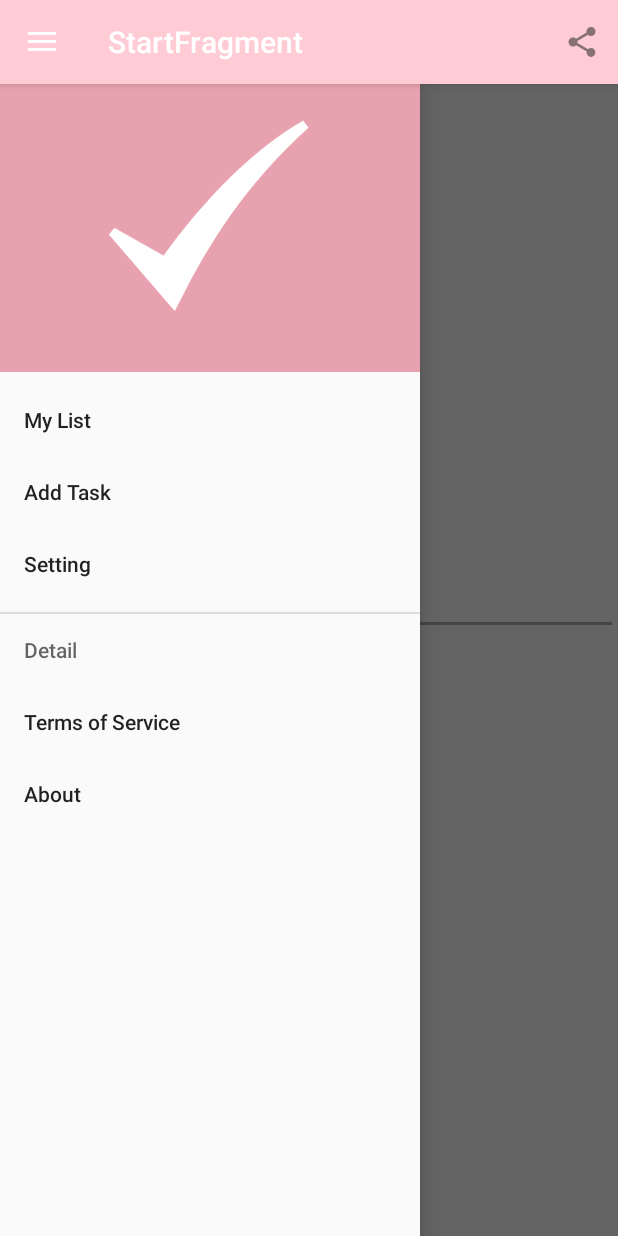
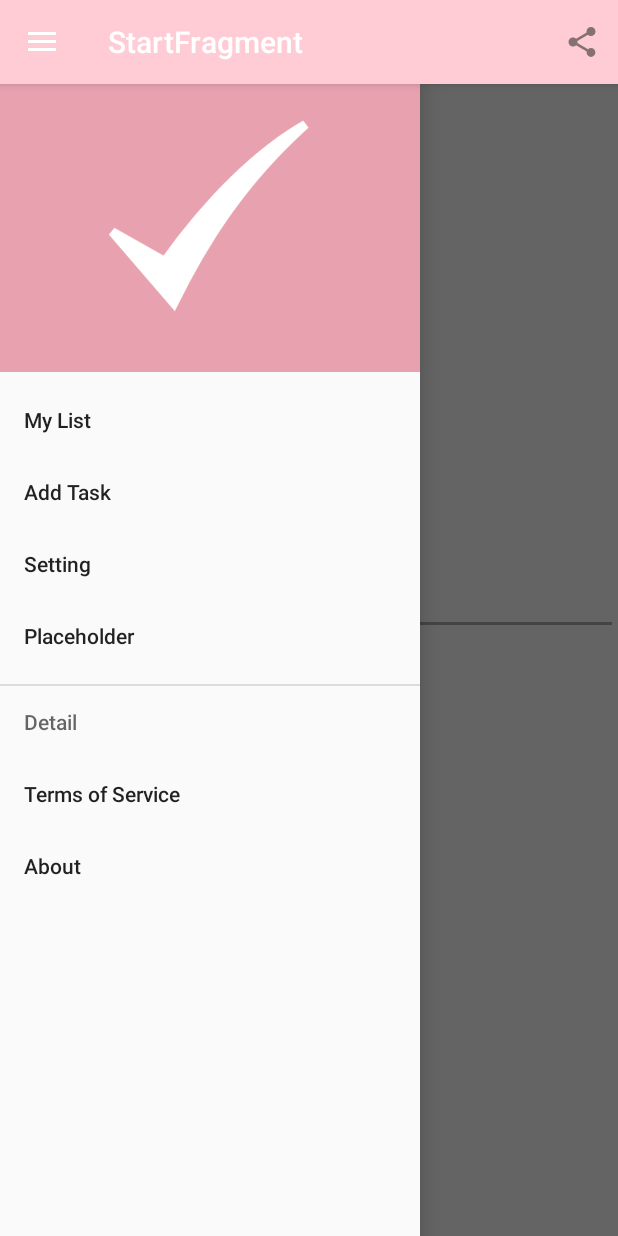
Before and after one commit to Anastasiagumenuk9/ToDoList.Kotlin, an Android app: the screen it shows after launch (MainActivity), with the side drawer open, on a phone screen of 412 x 824 dp. Run offline under Robolectric (Android 15) with nearby library versions, the phone set to English and light mode, and no system bars; our stand-ins replace Room's generated code, Timber, data binding, navigation-ui; 1 statement that could not run was skipped.

Commit message:
Update menu

```diff
--- a/app/build.gradle
+++ b/app/build.gradle
@@ -76,13 +76,14 @@ dependencies {
     implementation "com.jakewharton.retrofit:retrofit2-kotlin-coroutines-adapter:0.9.2"
     implementation "com.github.bumptech.glide:glide:4.11.0"
     implementation "com.squareup.retrofit2:retrofit:2.9.0"
-    implementation "com.squareup.retrofit2:converter-moshi:2.9.0"
+    implementation "com.squareup.retrofit2:converter-moshi:2.4.0"
 
     implementation 'com.android.support:multidex:1.0.3'
     implementation "androidx.room:room-runtime:2.2.5"
     kapt "androidx.room:room-compiler:2.2.5"
     implementation "androidx.room:room-ktx:2.2.5"
 
+    annotationProcessor 'com.github.bumptech.glide:compiler:4.11.0'
     testImplementation 'junit:junit:4.12'
     androidTestImplementation 'androidx.test.ext:junit:1.1.2'
     androidTestImplementation 'androidx.test.espresso:espresso-core:3.3.0'
--- a/app/src/main/java/com/example/binding/BindingAdapter.kt
+++ b/app/src/main/java/com/example/BindingAdapter.kt
@@ -1,4 +1,4 @@
-package com.example.binding
+package com.example
 
 import android.widget.ImageView
 import androidx.core.net.toUri
@@ -13,9 +13,9 @@ fun bindImage(imgView: ImageView, imgUrl: String?){
         val imgUri = it.toUri().buildUpon().scheme("https").build()
         Glide.with(imgView.context)
             .load(imgUri)
-            .apply(RequestOptions())
+            .apply(RequestOptions()
                 .placeholder(R.drawable.loading_animation)
-                .error(R.drawable.error)
+                .error(R.drawable.error))
             .into(imgView)
     }
 }
--- a/app/src/main/java/com/example/repository/ScheduleRepository.kt
+++ b/app/src/main/java/com/example/repository/ScheduleRepository.kt
@@ -12,7 +12,7 @@ import kotlinx.coroutines.withContext
 
 class ScheduleRepository(private val toDoListDao: ToDoListDatabaseDao) {
 
-    val Tasks: LiveData<List<Task>> = Transformations.map(toDoListDao.getAllSchedules()) {
+    /*val Tasks: LiveData<List<Task>> = Transformations.map(toDoListDao.getAllSchedules()) {
         it.asDomainModel()
     }
 
@@ -21,5 +21,5 @@ class ScheduleRepository(private val toDoListDao: ToDoListDatabaseDao) {
             val list = ToDoListApi.retrofitService.getList()
             toDoListDao.insertAll(*list.asDatabaseModel())
         }
-    }
+    }*/
 }
--- a/app/src/main/res/layout/fragment_placeholder.xml
+++ b/app/src/main/res/layout/fragment_placeholder.xml
@@ -6,7 +6,7 @@
     <data>
         <variable
             name="viewModel"
-            type="com.example.network.placeholder.PlaceholderViewModel"/>
+            type="com.example.network.placeholder.PlaceholderViewModel" />
     </data>
 
     <ScrollView
--- a/app/src/main/res/menu/left_menu.xml
+++ b/app/src/main/res/menu/left_menu.xml
@@ -17,6 +17,11 @@
         />
 
     <item
+        android:id="@+id/placeholderFragment"
+        android:title="Placeholder"
+        />
+
+    <item
         android:id="@+id/detail"
         android:title="Detail"
         >
--- a/app/src/main/res/navigation/navigation.xml
+++ b/app/src/main/res/navigation/navigation.xml
@@ -43,5 +43,10 @@
         android:name="com.example.task.CreateTaskFragment"
         android:label="fragment_create_task"
         tools:layout="@layout/fragment_create_task" />
+    <fragment
+        android:id="@+id/placeholderFragment"
+        android:name="com.example.network.placeholder.PlaceholderFragment"
+        android:label="PlaceholderFragment"
+        tools:layout="@layout/fragment_placeholder"/>
 
 </navigation>
```
Also changed, not shown: app/src/main/java/com/example/network/ToDoListApiService.kt (+5 -5 lines).
